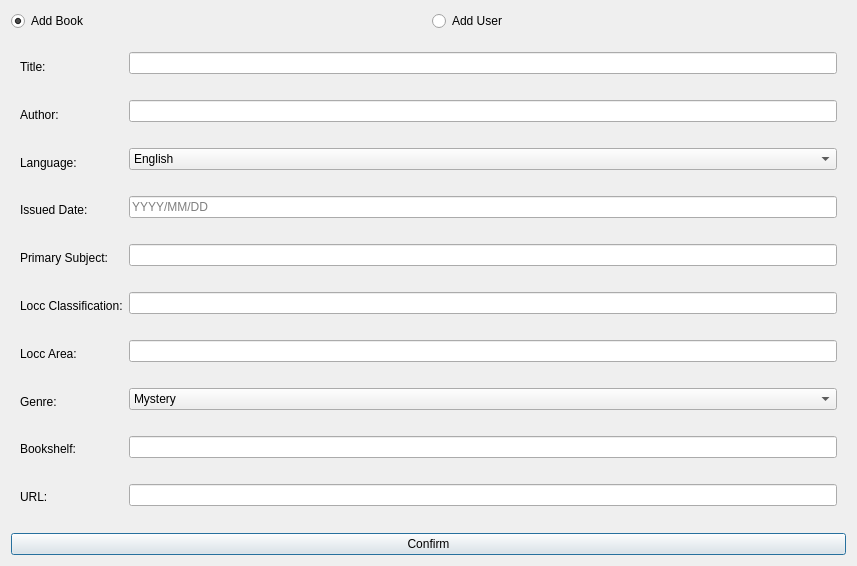
The window that addnewdialog.ui (Vertin0329/LibrarySystem) describes before a commit, drawn with Qt 5.
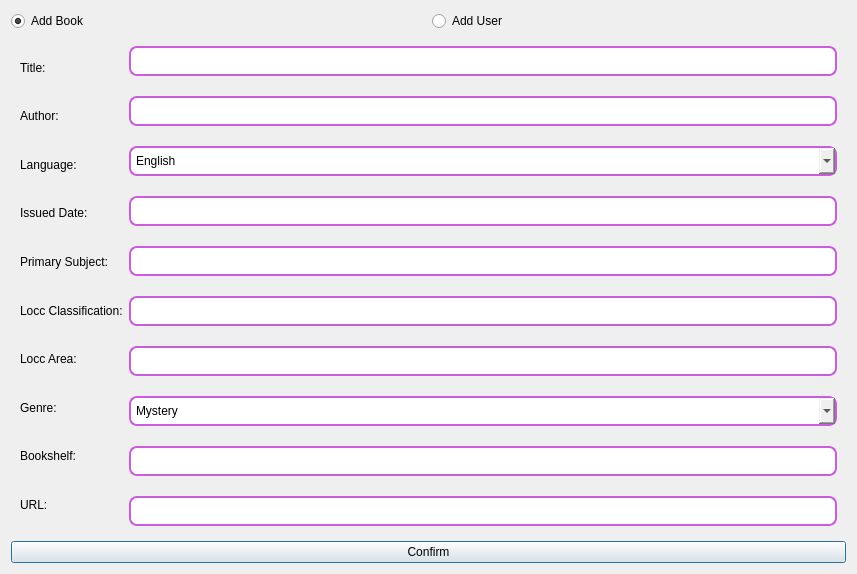
The same window after the commit. The open tabs and pages were chosen to show the change.

```diff
--- a/addnewdialog.ui
+++ b/addnewdialog.ui
@@ -125,13 +125,33 @@
           <number>20</number>
          </property>
          <item>
-          <widget class="QLineEdit" name="lineEdit_Title"/>
+          <widget class="QLineEdit" name="lineEdit_Title">
+           <property name="styleSheet">
+            <string notr="true">border:2px solid #ca5cdd; 
+border-radius:8px; 
+padding:5px;
+color: rgb(255, 255, 255);</string>
+           </property>
+          </widget>
          </item>
          <item>
-          <widget class="QLineEdit" name="lineEdit_Author"/>
+          <widget class="QLineEdit" name="lineEdit_Author">
+           <property name="styleSheet">
+            <string notr="true">border:2px solid #ca5cdd; 
+border-radius:8px; 
+padding:5px;
+color: rgb(255, 255, 255);</string>
+           </property>
+          </widget>
          </item>
          <item>
           <widget class="QComboBox" name="comboBox_Language">
+           <property name="styleSheet">
+            <string notr="true">border:2px solid #ca5cdd; 
+border-radius:8px; 
+padding:5px;
+</string>
+           </property>
            <item>
             <property name="text">
              <string>English</string>
@@ -201,22 +221,55 @@
          </item>
          <item>
           <widget class="QLineEdit" name="lineEdit_IssueDate">
+           <property name="styleSheet">
+            <string notr="true">border:2px solid #ca5cdd; 
+border-radius:8px; 
+padding:5px;
+color: rgb(255, 255, 255);</string>
+           </property>
            <property name="placeholderText">
             <string>YYYY/MM/DD</string>
            </property>
           </widget>
          </item>
          <item>
-          <widget class="QLineEdit" name="lineEdit_PrimartSubject"/>
+          <widget class="QLineEdit" name="lineEdit_PrimartSubject">
+           <property name="styleSheet">
+            <string notr="true">border:2px solid #ca5cdd; 
+border-radius:8px; 
+padding:5px;
+color: rgb(255, 255, 255);</string>
+           </property>
+          </widget>
          </item>
          <item>
-          <widget class="QLineEdit" name="lineEdit_LoccClassification"/>
+          <widget class="QLineEdit" name="lineEdit_LoccClassification">
+           <property name="styleSheet">
+            <string notr="true">border:2px solid #ca5cdd; 
+border-radius:8px; 
+padding:5px;
+color: rgb(255, 255, 255);</string>
+           </property>
+          </widget>
          </item>
          <item>
-          <widget class="QLineEdit" name="lineEdit_LoccArea"/>
+          <widget class="QLineEdit" name="lineEdit_LoccArea">
+           <property name="styleSheet">
+            <string notr="true">border:2px solid #ca5cdd; 
+border-radius:8px; 
+padding:5px;
+color: rgb(255, 255, 255);</string>
+           </property>
+          </widget>
          </item>
          <item>
           <widget class="QComboBox" name="comboBox_Genre">
+           <property name="styleSheet">
+            <string notr="true">border:2px solid #ca5cdd; 
+border-radius:8px; 
+padding:5px;
+</string>
+           </property>
            <item>
             <property name="text">
              <string>Mystery</string>
@@ -445,10 +498,24 @@
           </widget>
          </item>
          <item>
-          <widget class="QLineEdit" name="lineEdit_Bookshelf"/>
+          <widget class="QLineEdit" name="lineEdit_Bookshelf">
+           <property name="styleSheet">
+            <string notr="true">border:2px solid #ca5cdd; 
+border-radius:8px; 
+padding:5px;
+color: rgb(255, 255, 255);</string>
+           </property>
+          </widget>
          </item>
          <item>
-          <widget class="QLineEdit" name="lineEdit_URL"/>
+          <widget class="QLineEdit" name="lineEdit_URL">
+           <property name="styleSheet">
+            <string notr="true">border:2px solid #ca5cdd; 
+border-radius:8px; 
+padding:5px;
+color: rgb(255, 255, 255);</string>
+           </property>
+          </widget>
          </item>
         </layout>
        </item>
```
Left out of the diff: 2 changed lines with no effect on the pictures.
